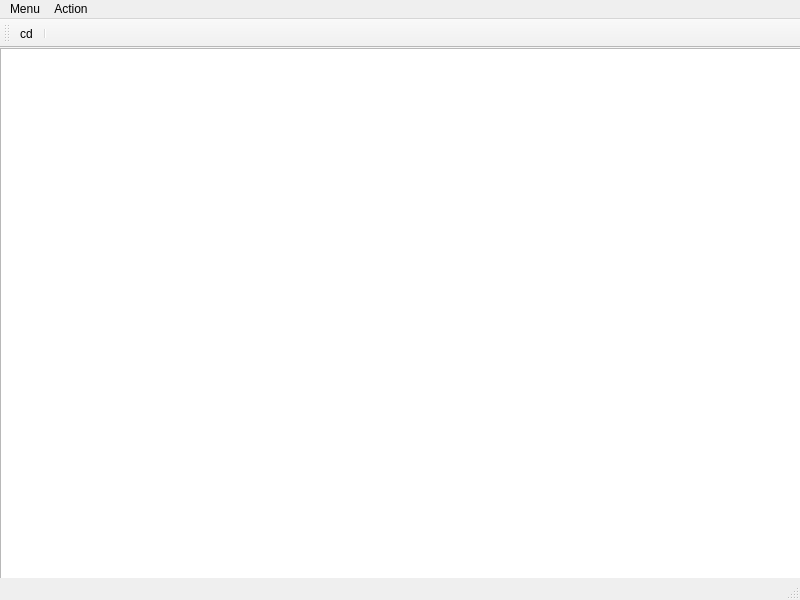
AlesKas/BAK-UI, file DesktopQT/userworkspace.ui: the form before one commit.
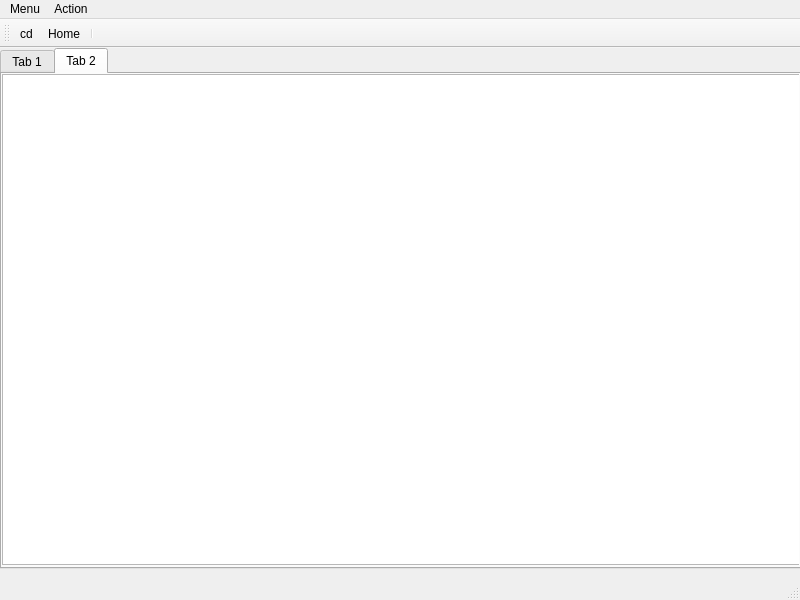
The form after the commit. Icons and pictures are not drawn.

Patch:
```diff
--- a/DesktopQT/userworkspace.ui
+++ b/DesktopQT/userworkspace.ui
@@ -32,13 +32,29 @@
    <string>MainWindow</string>
   </property>
   <widget class="QWidget" name="centralwidget">
+   <widget class="QTabWidget" name="tabWidget">
+    <property name="geometry">
+     <rect>
+      <x>0</x>
+      <y>0</y>
+      <width>801</width>
+      <height>521</height>
+     </rect>
+    </property>
+    <property name="currentIndex">
+     <number>1</number>
+    </property>
+    <widget class="QWidget" name="MyFiles">
+     <attribute name="title">
+      <string>Tab 1</string>
+     </attribute>
    <widget class="QListWidget" name="listWidget">
     <property name="geometry">
      <rect>
       <x>0</x>
       <y>0</y>
       <width>801</width>
-      <height>571</height>
+        <height>491</height>
      </rect>
     </property>
     <property name="sizePolicy">
@@ -62,6 +78,47 @@
     <property name="wordWrap">
      <bool>true</bool>
     </property>
+     </widget>
+    </widget>
+    <widget class="QWidget" name="SharedFiles">
+     <attribute name="title">
+      <string>Tab 2</string>
+     </attribute>
+     <widget class="QListWidget" name="shareWidget">
+      <property name="geometry">
+       <rect>
+        <x>0</x>
+        <y>0</y>
+        <width>801</width>
+        <height>491</height>
+       </rect>
+      </property>
+      <property name="sizePolicy">
+       <sizepolicy hsizetype="Ignored" vsizetype="Ignored">
+        <horstretch>0</horstretch>
+        <verstretch>0</verstretch>
+       </sizepolicy>
+      </property>
+      <property name="mouseTracking">
+       <bool>true</bool>
+      </property>
+      <property name="movement">
+       <enum>QListView::Snap</enum>
+      </property>
+      <property name="flow">
+       <enum>QListView::LeftToRight</enum>
+      </property>
+      <property name="resizeMode">
+       <enum>QListView::Adjust</enum>
+      </property>
+      <property name="viewMode">
+       <enum>QListView::IconMode</enum>
+      </property>
+      <property name="wordWrap">
+       <bool>true</bool>
+      </property>
+     </widget>
+    </widget>
    </widget>
   </widget>
   <widget class="QMenuBar" name="menubar">
@@ -101,6 +158,7 @@
     <bool>false</bool>
    </attribute>
    <addaction name="actioncd"/>
+   <addaction name="actionHome"/>
    <addaction name="separator"/>
   </widget>
   <action name="actionLog_out">
@@ -127,6 +185,15 @@
     <string>cd</string>
    </property>
   </action>
+  <action name="actionHome">
+   <property name="icon">
+    <iconset resource="resources.qrc">
+     <normaloff>:/icons/img/iconfinder_icon-home_211676.png</normaloff>:/icons/img/iconfinder_icon-home_211676.png</iconset>
+   </property>
+   <property name="text">
+    <string>Home</string>
+   </property>
+  </action>
  </widget>
  <resources>
   <include location="resources.qrc"/>
```
Left out of the diff: 5 changed lines with no effect on the pictures. Lines whose indentation alone changed are shown as unchanged.
